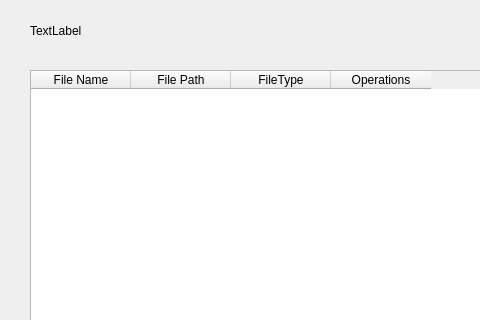
Above: Ui/FilePoolUi.ui from grinningGrace/SigmaU before the change; both pictures show x 0 to 480 and y 0 to 320 of the 785 by 550 pixel window. Below: the same form after it.
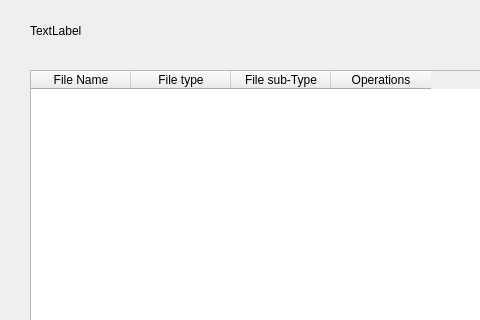
That is the form after the change.

```diff
--- a/Ui/FilePoolUi.ui
+++ b/Ui/FilePoolUi.ui
@@ -42,12 +42,12 @@
    </column>
    <column>
     <property name="text">
-     <string>File Path</string>
+     <string>File type</string>
     </property>
    </column>
    <column>
     <property name="text">
-     <string>FileType</string>
+     <string>File sub-Type</string>
     </property>
    </column>
    <column>
```
